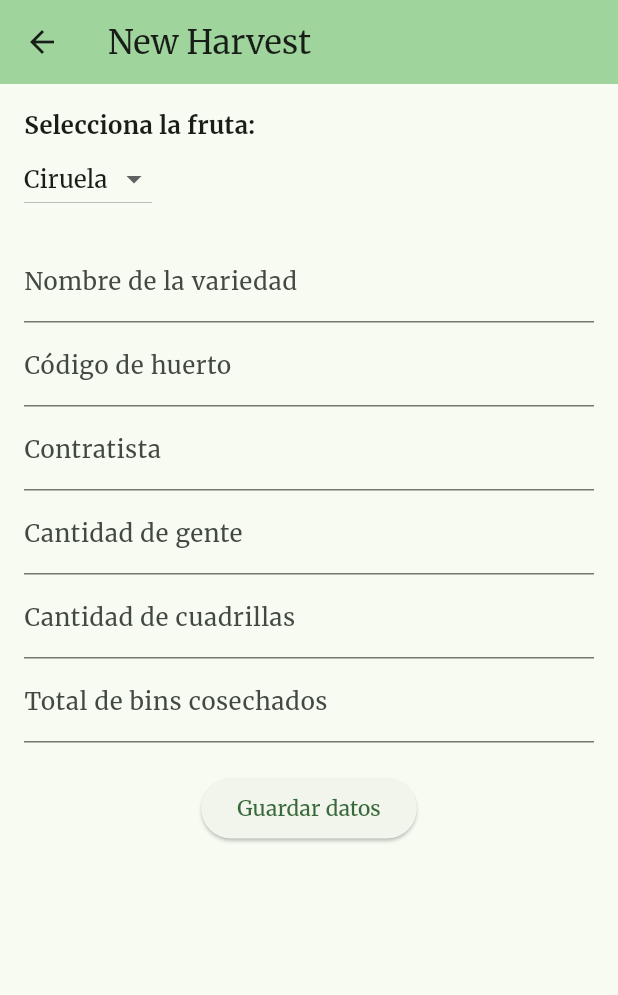
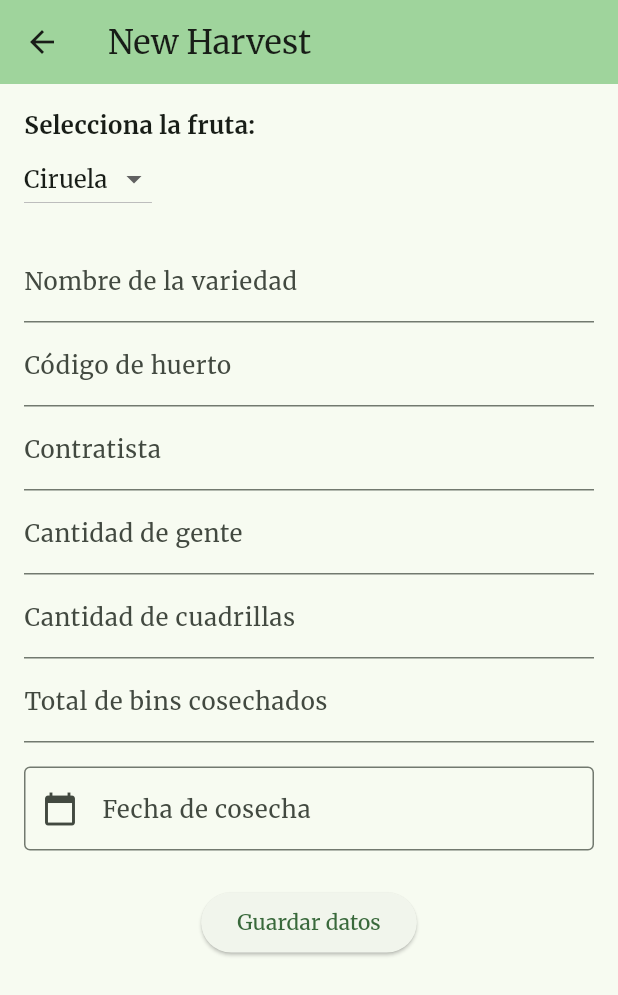
Before and after one commit to JohnCooper25/AgroData_App, a Flutter app: the MyNew_HarvestPage screen opened directly, on a phone screen of 412 x 824 dp. Shown: the top 995 px of the screen. Run offline on Flutter 3.47's test engine with Material 3 defaults, Android fonts, the phone set to English and light mode, and no system bars.

Commit message:
Commit final, proyecto listo

```diff
--- a/App_AgroData/lib/Pages/Home.dart
+++ b/App_AgroData/lib/Pages/Home.dart
@@ -26,8 +26,8 @@ class _MyHomePageState extends State<MyHomePage> {
       ),
     ),
   ),
-    Text('Index 1: Profile', style: optionStyle),
-    Text('Index 2: New Harvest', style: optionStyle),
+    Text('Index 1: Perfil de Usuario', style: optionStyle),
+    Text('Index 2: Nueva Cosecha', style: optionStyle),
   ];
 
   void _onItemTapped(int index) {
@@ -56,7 +56,7 @@ class _MyHomePageState extends State<MyHomePage> {
       drawer: Drawer(
 
         child: ListView(
-          // Important: Remove any padding from the ListView.
+
           padding: EdgeInsets.zero,
           children: [
             const DrawerHeader(
@@ -74,7 +74,7 @@ class _MyHomePageState extends State<MyHomePage> {
               },
             ),
             ListTile(
-              title: const Text('Profile'),
+              title: const Text('Perfil de Usuario'),
               selected: _selectedIndex == 1,
               onTap: () {
 
@@ -83,7 +83,7 @@ class _MyHomePageState extends State<MyHomePage> {
               },
             ),
             ListTile(
-              title: const Text('New Harvest'),
+              title: const Text('Nueva Cosecha'),
               selected: _selectedIndex == 2,
               onTap: () {
 
--- a/App_AgroData/lib/Pages/New_Harvest.dart
+++ b/App_AgroData/lib/Pages/New_Harvest.dart
@@ -19,6 +19,23 @@ class _MyNew_HarvestState extends State<MyNew_HarvestPage> {
   final TextEditingController _peopleCountController = TextEditingController();
   final TextEditingController _crewCountController = TextEditingController();
   final TextEditingController _binsCountController = TextEditingController();
+  final TextEditingController _dateController = TextEditingController();
+  DateTime? _selectedDate;
+
+  Future<void> _selectDate(BuildContext context) async {
+    final DateTime? picked = await showDatePicker(
+      context: context,
+      initialDate: DateTime.now(),
+      firstDate: DateTime(2020),
+      lastDate: DateTime(2101),
+    );
+    if (picked != null) {
+      setState(() {
+        _selectedDate = picked;
+        _dateController.text = "${picked.day}/${picked.month}/${picked.year}";
+      });
+    }
+  }
 
   @override
   Widget build(BuildContext context) {
@@ -34,8 +51,11 @@ class _MyNew_HarvestState extends State<MyNew_HarvestPage> {
           child: Column(
             crossAxisAlignment: CrossAxisAlignment.start,
             children: [
-              // Dropdown para fruta
-              const Text("Selecciona la fruta:", style: TextStyle(fontSize: 16, fontWeight: FontWeight.bold)),
+
+              const Text(
+                "Selecciona la fruta:",
+                style: TextStyle(fontSize: 16, fontWeight: FontWeight.bold),
+              ),
               DropdownButton<String>(
                 value: _selectedFruit,
                 onChanged: (String? newValue) {
@@ -52,52 +72,67 @@ class _MyNew_HarvestState extends State<MyNew_HarvestPage> {
               ),
               const SizedBox(height: 16),
 
-              // Campo: Variedad
+
               TextFormField(
                 controller: _varietyController,
                 decoration: const InputDecoration(labelText: 'Nombre de la variedad'),
               ),
 
-              // Campo: Código de huerto
+
               TextFormField(
                 controller: _orchardCodeController,
                 decoration: const InputDecoration(labelText: 'Código de huerto'),
               ),
 
-              // Campo: Contratista
+
               TextFormField(
                 controller: _contractorController,
                 decoration: const InputDecoration(labelText: 'Contratista'),
               ),
 
-              // Campo: Cantidad de gente
+
               TextFormField(
                 controller: _peopleCountController,
                 keyboardType: TextInputType.number,
                 decoration: const InputDecoration(labelText: 'Cantidad de gente'),
               ),
 
-              // Campo: Cantidad de cuadrillas
+
               TextFormField(
                 controller: _crewCountController,
                 keyboardType: TextInputType.number,
                 decoration: const InputDecoration(labelText: 'Cantidad de cuadrillas'),
               ),
 
-              // Campo: Bins cosechados
+
               TextFormField(
                 controller: _binsCountController,
                 keyboardType: TextInputType.number,
                 decoration: const InputDecoration(labelText: 'Total de bins cosechados'),
               ),
 
-              const SizedBox(height: 20),
-              // Botón opcional
+              const SizedBox(height: 16),
+
+
+              TextFormField(
+                controller: _dateController,
+                readOnly: true,
+                onTap: () => _selectDate(context),
+                decoration: const InputDecoration(
+                  labelText: 'Fecha de cosecha',
+                  prefixIcon: Icon(Icons.calendar_today),
+                  border: OutlineInputBorder(),
+                ),
+              ),
+
+              const SizedBox(height: 24),
+
+
               Center(
                 child: ElevatedButton(
                   onPressed: () {
                     if (_formKey.currentState!.validate()) {
-                      // Puedes guardar o enviar los datos aquí
+
                       ScaffoldMessenger.of(context).showSnackBar(
                         const SnackBar(
                           content: Text('✅ Registro exitoso'),
```
